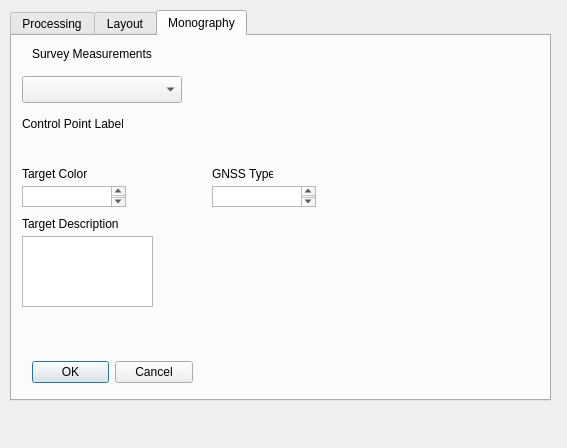
Old version of the form raster_vol_test/raster_vol_test_dialog_base.ui in the repository sfajardot/qgis-thesis.
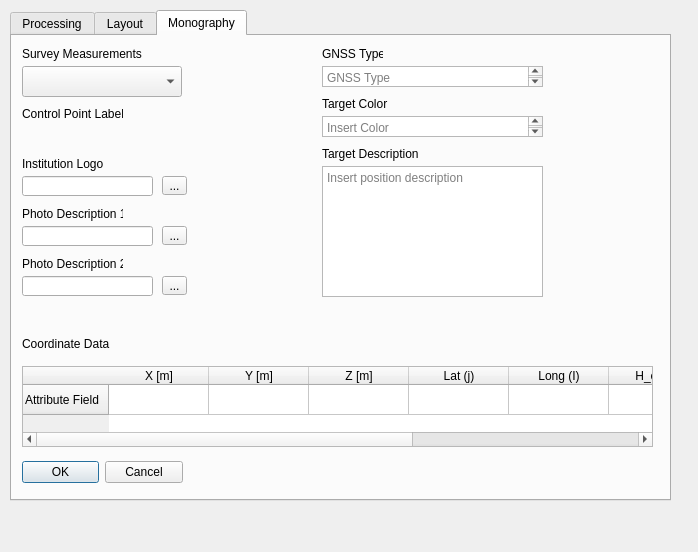
New version of the form. Custom widgets are drawn as their Qt base class.

Commit message: Worked around GUI and added features

The edit to the form file:
```diff
--- a/raster_vol_test/raster_vol_test_dialog_base.ui
+++ b/raster_vol_test/raster_vol_test_dialog_base.ui
@@ -6,8 +6,8 @@
    <rect>
     <x>0</x>
     <y>0</y>
-    <width>567</width>
-    <height>448</height>
+    <width>698</width>
+    <height>552</height>
    </rect>
   </property>
   <property name="windowTitle">
@@ -18,8 +18,8 @@
     <rect>
      <x>10</x>
      <y>10</y>
-     <width>541</width>
-     <height>391</height>
+     <width>661</width>
+     <height>491</height>
     </rect>
    </property>
    <property name="currentIndex">
@@ -127,7 +127,7 @@
      <property name="geometry">
       <rect>
        <x>10</x>
-       <y>200</y>
+       <y>270</y>
        <width>121</width>
        <height>17</height>
       </rect>
@@ -140,7 +140,7 @@
      <property name="geometry">
       <rect>
        <x>10</x>
-       <y>230</y>
+       <y>300</y>
        <width>101</width>
        <height>20</height>
       </rect>
@@ -156,7 +156,7 @@
      <property name="geometry">
       <rect>
        <x>10</x>
-       <y>250</y>
+       <y>330</y>
        <width>211</width>
        <height>20</height>
       </rect>
@@ -175,7 +175,7 @@
      <property name="geometry">
       <rect>
        <x>230</x>
-       <y>250</y>
+       <y>330</y>
        <width>25</width>
        <height>19</height>
       </rect>
@@ -188,7 +188,7 @@
      <property name="geometry">
       <rect>
        <x>10</x>
-       <y>300</y>
+       <y>420</y>
        <width>161</width>
        <height>32</height>
       </rect>
@@ -203,8 +203,8 @@
     <widget class="QCheckBox" name="chkBB">
      <property name="geometry">
       <rect>
-       <x>340</x>
-       <y>40</y>
+       <x>10</x>
+       <y>180</y>
        <width>121</width>
        <height>17</height>
       </rect>
@@ -219,8 +219,8 @@
      </property>
      <property name="geometry">
       <rect>
-       <x>310</x>
-       <y>90</y>
+       <x>10</x>
+       <y>230</y>
        <width>160</width>
        <height>27</height>
       </rect>
@@ -229,6 +229,19 @@
       <bool>true</bool>
      </property>
     </widget>
+    <widget class="QLabel" name="label_13">
+     <property name="geometry">
+      <rect>
+       <x>10</x>
+       <y>210</y>
+       <width>101</width>
+       <height>20</height>
+      </rect>
+     </property>
+     <property name="text">
+      <string>Bounding Box Layer</string>
+     </property>
+    </widget>
    </widget>
    <widget class="QWidget" name="tab_2">
     <attribute name="title">
@@ -238,7 +251,7 @@
      <property name="geometry">
       <rect>
        <x>10</x>
-       <y>310</y>
+       <y>420</y>
        <width>161</width>
        <height>32</height>
       </rect>
@@ -322,21 +335,11 @@
       <string>Layout Name</string>
      </property>
     </widget>
-    <widget class="QgsSymbolButton" name="mSymbolButton">
-     <property name="geometry">
-      <rect>
-       <x>290</x>
-       <y>260</y>
-       <width>71</width>
-       <height>27</height>
-      </rect>
-     </property>
-    </widget>
     <widget class="QLabel" name="label_3">
      <property name="geometry">
       <rect>
-       <x>260</x>
-       <y>10</y>
+       <x>10</x>
+       <y>190</y>
        <width>61</width>
        <height>16</height>
       </rect>
@@ -348,8 +351,8 @@
     <widget class="QComboBox" name="cmbSymType">
      <property name="geometry">
       <rect>
-       <x>240</x>
-       <y>30</y>
+       <x>10</x>
+       <y>210</y>
        <width>141</width>
        <height>22</height>
       </rect>
@@ -368,8 +371,8 @@
     <widget class="QComboBox" name="cmbGradMeth">
      <property name="geometry">
       <rect>
-       <x>230</x>
-       <y>90</y>
+       <x>10</x>
+       <y>270</y>
        <width>121</width>
        <height>22</height>
       </rect>
@@ -393,8 +396,8 @@
     <widget class="QSpinBox" name="spbNumClass">
      <property name="geometry">
       <rect>
-       <x>240</x>
-       <y>150</y>
+       <x>10</x>
+       <y>330</y>
        <width>42</width>
        <height>22</height>
       </rect>
@@ -406,6 +409,32 @@
       <number>5</number>
      </property>
     </widget>
+    <widget class="QLabel" name="label_11">
+     <property name="geometry">
+      <rect>
+       <x>10</x>
+       <y>250</y>
+       <width>61</width>
+       <height>16</height>
+      </rect>
+     </property>
+     <property name="text">
+      <string>Symbology</string>
+     </property>
+    </widget>
+    <widget class="QLabel" name="label_12">
+     <property name="geometry">
+      <rect>
+       <x>10</x>
+       <y>310</y>
+       <width>111</width>
+       <height>16</height>
+      </rect>
+     </property>
+     <property name="text">
+      <string>Number of Categories</string>
+     </property>
+    </widget>
    </widget>
    <widget class="QWidget" name="tab_3">
     <attribute name="title">
@@ -415,9 +444,9 @@
      <property name="geometry">
       <rect>
        <x>10</x>
-       <y>40</y>
+       <y>30</y>
        <width>160</width>
-       <height>27</height>
+       <height>31</height>
       </rect>
      </property>
     </widget>
@@ -425,17 +454,17 @@
      <property name="geometry">
       <rect>
        <x>10</x>
-       <y>100</y>
-       <width>90</width>
-       <height>27</height>
+       <y>90</y>
+       <width>161</width>
+       <height>21</height>
       </rect>
      </property>
     </widget>
     <widget class="QDialogButtonBox" name="btnMono">
      <property name="geometry">
       <rect>
-       <x>20</x>
-       <y>320</y>
+       <x>10</x>
+       <y>420</y>
        <width>161</width>
        <height>32</height>
       </rect>
@@ -450,17 +479,20 @@
     <widget class="QPlainTextEdit" name="txtTrgClr">
      <property name="geometry">
       <rect>
-       <x>10</x>
-       <y>150</y>
-       <width>104</width>
+       <x>310</x>
+       <y>80</y>
+       <width>221</width>
        <height>21</height>
       </rect>
      </property>
+     <property name="placeholderText">
+      <string>Insert Color</string>
+     </property>
     </widget>
     <widget class="QLabel" name="label_4">
      <property name="geometry">
       <rect>
-       <x>20</x>
+       <x>10</x>
        <y>10</y>
        <width>121</width>
        <height>16</height>
@@ -474,7 +506,7 @@
      <property name="geometry">
       <rect>
        <x>10</x>
-       <y>80</y>
+       <y>70</y>
        <width>101</width>
        <height>16</height>
       </rect>
@@ -486,8 +518,8 @@
     <widget class="QLabel" name="label_8">
      <property name="geometry">
       <rect>
-       <x>10</x>
-       <y>130</y>
+       <x>310</x>
+       <y>60</y>
        <width>91</width>
        <height>16</height>
       </rect>
@@ -499,8 +531,8 @@
     <widget class="QLabel" name="label_9">
      <property name="geometry">
       <rect>
-       <x>10</x>
-       <y>180</y>
+       <x>310</x>
+       <y>110</y>
        <width>111</width>
        <height>16</height>
       </rect>
@@ -512,18 +544,24 @@
     <widget class="QPlainTextEdit" name="txtTrgDscr">
      <property name="geometry">
       <rect>
-       <x>10</x>
-       <y>200</y>
-       <width>131</width>
-       <height>71</height>
+       <x>310</x>
+       <y>130</y>
+       <width>221</width>
+       <height>131</height>
       </rect>
      </property>
+     <property name="overwriteMode">
+      <bool>false</bool>
+     </property>
+     <property name="placeholderText">
+      <string>Insert position description</string>
+     </property>
     </widget>
     <widget class="QLabel" name="label_10">
      <property name="geometry">
       <rect>
-       <x>200</x>
-       <y>130</y>
+       <x>310</x>
+       <y>10</y>
        <width>61</width>
        <height>16</height>
       </rect>
@@ -535,11 +573,190 @@
     <widget class="QPlainTextEdit" name="txtGnss">
      <property name="geometry">
       <rect>
-       <x>200</x>
-       <y>150</y>
-       <width>104</width>
+       <x>310</x>
+       <y>30</y>
+       <width>221</width>
        <height>21</height>
       </rect>
+     </property>
+     <property name="placeholderText">
+      <string>GNSS Type</string>
+     </property>
+    </widget>
+    <widget class="QTableWidget" name="tblCoord">
+     <property name="geometry">
+      <rect>
+       <x>10</x>
+       <y>330</y>
+       <width>631</width>
+       <height>81</height>
+      </rect>
+     </property>
+     <row>
+      <property name="text">
+       <string>Attribute Field</string>
+      </property>
+     </row>
+     <column>
+      <property name="text">
+       <string>X [m]</string>
+      </property>
+     </column>
+     <column>
+      <property name="text">
+       <string>Y [m]</string>
+      </property>
+     </column>
+     <column>
+      <property name="text">
+       <string>Z [m]</string>
+      </property>
+     </column>
+     <column>
+      <property name="text">
+       <string>Lat (j)</string>
+      </property>
+     </column>
+     <column>
+      <property name="text">
+       <string>Long (I)</string>
+      </property>
+     </column>
+     <column>
+      <property name="text">
+       <string>H_ell [m]</string>
+      </property>
+     </column>
+     <column>
+      <property name="text">
+       <string>Est [m]</string>
+      </property>
+     </column>
+     <column>
+      <property name="text">
+       <string>Nord [m]</string>
+      </property>
+     </column>
+    </widget>
+    <widget class="QLineEdit" name="lnLogo">
+     <property name="geometry">
+      <rect>
+       <x>10</x>
+       <y>140</y>
+       <width>131</width>
+       <height>20</height>
+      </rect>
+     </property>
+    </widget>
+    <widget class="QLineEdit" name="lnPhoto_1">
+     <property name="geometry">
+      <rect>
+       <x>10</x>
+       <y>190</y>
+       <width>131</width>
+       <height>20</height>
+      </rect>
+     </property>
+    </widget>
+    <widget class="QLineEdit" name="lnPhoto_2">
+     <property name="geometry">
+      <rect>
+       <x>10</x>
+       <y>240</y>
+       <width>131</width>
+       <height>20</height>
+      </rect>
+     </property>
+    </widget>
+    <widget class="QLabel" name="label_14">
+     <property name="geometry">
+      <rect>
+       <x>10</x>
+       <y>300</y>
+       <width>101</width>
+       <height>16</height>
+      </rect>
+     </property>
+     <property name="text">
+      <string>Coordinate Data</string>
+     </property>
+    </widget>
+    <widget class="QLabel" name="label_15">
+     <property name="geometry">
+      <rect>
+       <x>10</x>
+       <y>120</y>
+       <width>101</width>
+       <height>16</height>
+      </rect>
+     </property>
+     <property name="text">
+      <string>Institution Logo</string>
+     </property>
+    </widget>
+    <widget class="QLabel" name="label_16">
+     <property name="geometry">
+      <rect>
+       <x>10</x>
+       <y>170</y>
+       <width>101</width>
+       <height>16</height>
+      </rect>
+     </property>
+     <property name="text">
+      <string>Photo Description 1</string>
+     </property>
+    </widget>
+    <widget class="QLabel" name="label_17">
+     <property name="geometry">
+      <rect>
+       <x>10</x>
+       <y>220</y>
+       <width>101</width>
+       <height>16</height>
+      </rect>
+     </property>
+     <property name="text">
+      <string>Photo Description 2</string>
+     </property>
+    </widget>
+    <widget class="QToolButton" name="btnLogo">
+     <property name="geometry">
+      <rect>
+       <x>150</x>
+       <y>140</y>
+       <width>25</width>
+       <height>19</height>
+      </rect>
+     </property>
+     <property name="text">
+      <string>...</string>
+     </property>
+    </widget>
+    <widget class="QToolButton" name="btnPhoto_1">
+     <property name="geometry">
+      <rect>
+       <x>150</x>
+       <y>190</y>
+       <width>25</width>
+       <height>19</height>
+      </rect>
+     </property>
+     <property name="text">
+      <string>...</string>
+     </property>
+    </widget>
+    <widget class="QToolButton" name="btnPhoto_2">
+     <property name="geometry">
+      <rect>
+       <x>150</x>
+       <y>240</y>
+       <width>25</width>
+       <height>19</height>
+      </rect>
+     </property>
+     <property name="text">
+      <string>...</string>
      </property>
     </widget>
    </widget>
@@ -561,11 +778,6 @@
    <extends>QComboBox</extends>
    <header>qgsmaplayercombobox.h</header>
   </customwidget>
-  <customwidget>
-   <class>QgsSymbolButton</class>
-   <extends>QToolButton</extends>
-   <header>qgssymbolbutton.h</header>
-  </customwidget>
  </customwidgets>
  <resources/>
  <connections>
```
